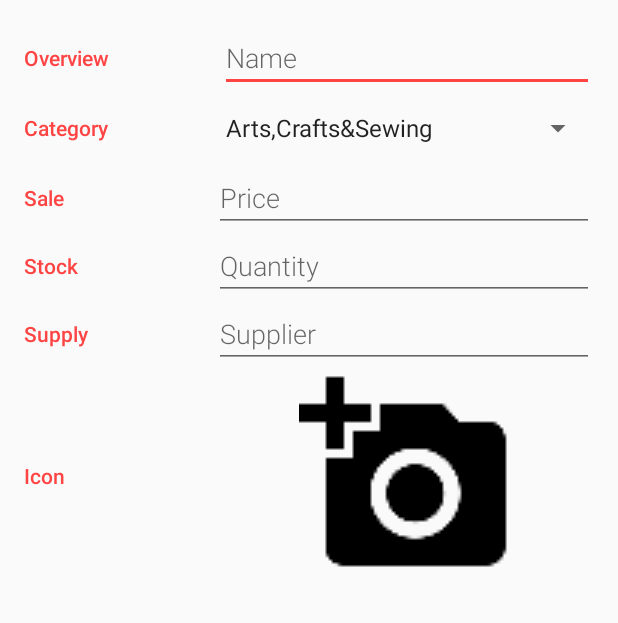
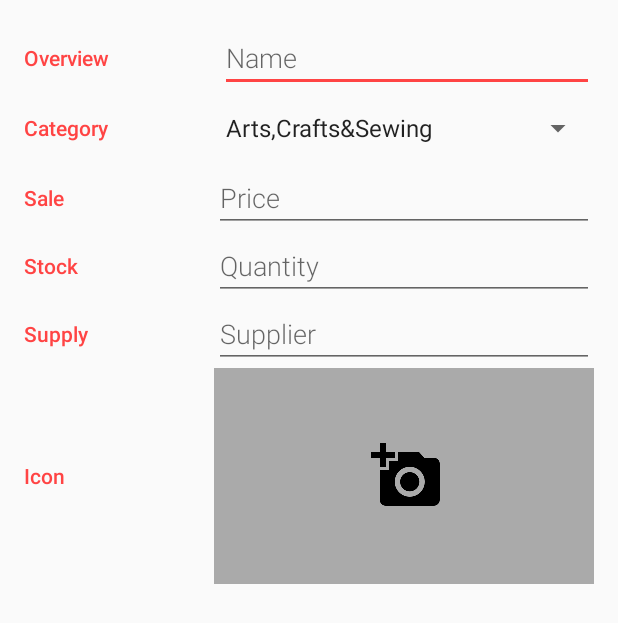
Before and after one commit to NARUTONBM/UdaCity_InventoryApp, an Android app: the EditorActivity screen opened directly, with no data from a screen before it, on a phone screen of 412 x 824 dp. Shown: the top 623 px of the screen. Run offline under Robolectric (Android 15) with nearby library versions, the phone set to English and light mode, and no system bars; 1 statement that could not run was skipped.

Commit message:
解决主页面的数据内容的图标不正确问题

```diff
--- a/app/src/main/res/layout/activity_editor.xml
+++ b/app/src/main/res/layout/activity_editor.xml
@@ -2,8 +2,8 @@
 <LinearLayout xmlns:android="http://schemas.android.com/apk/res/android"
               android:layout_width="match_parent"
               android:layout_height="match_parent"
-              android:padding="@dimen/activity_padding_lr"
-              android:orientation="vertical">
+              android:orientation="vertical"
+              android:padding="@dimen/activity_padding_lr">
 
     <!-- Overview category -->
     <LinearLayout
@@ -151,12 +151,11 @@
             android:id="@+id/ib_goods_icon"
             style="@style/EditorFieldStyle"
             android:layout_width="0dp"
+            android:layout_height="144dp"
             android:layout_weight="2"
-            android:layout_height="144dp"
-            android:background="@null"
+            android:background="@android:color/darker_gray"
             android:onClick="AddPhoto"
-            android:src="@mipmap/ic_add_a_photo"
-            android:scaleType="fitCenter"
-            android:paddingLeft="4dp"/>
+            android:paddingLeft="4dp"
+            android:src="@mipmap/ic_add_a_photo"/>
     </LinearLayout>
 </LinearLayout>
```
Also changed, not shown: app/src/main/java/com/naruto/udacity_inventory/EditorActivity.java (+11 -2 lines), app/src/main/java/com/naruto/udacity_inventory/adapter/GoodsCursorAdapter.java (+8 -1 lines), app/src/main/res/layout/item_list_goods.xml (+22 -11 lines).
